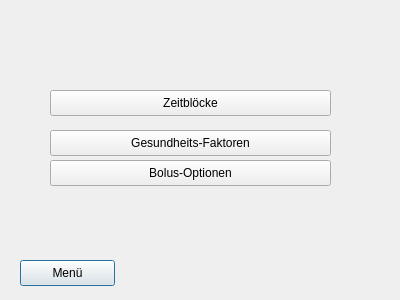
First picture: the form in src/bolusGUI/dlgsettingsbolus.ui, repository dreamshader/bolus, before the edit.
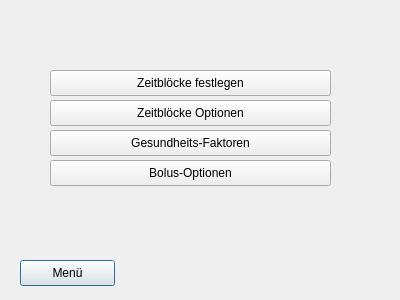
Second picture: the form after the edit.

```diff
--- a/src/bolusGUI/dlgsettingsbolus.ui
+++ b/src/bolusGUI/dlgsettingsbolus.ui
@@ -33,13 +33,13 @@
    <property name="geometry">
     <rect>
      <x>50</x>
-     <y>90</y>
+     <y>100</y>
      <width>281</width>
      <height>26</height>
     </rect>
    </property>
    <property name="text">
-    <string>Zeitblöcke</string>
+    <string>Zeitblöcke Optionen</string>
    </property>
   </widget>
   <widget class="QPushButton" name="btnHealthEvents">
@@ -68,6 +68,19 @@
     <string>Bolus-Optionen</string>
    </property>
   </widget>
+  <widget class="QPushButton" name="btnTimeBlocksDefine">
+   <property name="geometry">
+    <rect>
+     <x>50</x>
+     <y>70</y>
+     <width>281</width>
+     <height>26</height>
+    </rect>
+   </property>
+   <property name="text">
+    <string>Zeitblöcke festlegen</string>
+   </property>
+  </widget>
  </widget>
  <resources/>
  <connections>
```
